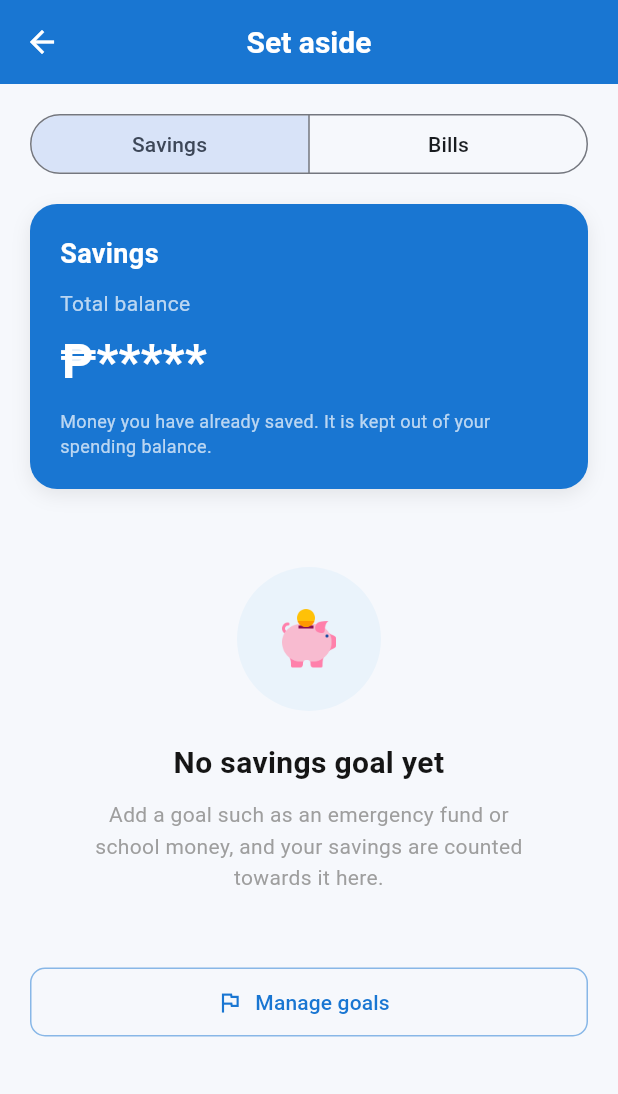
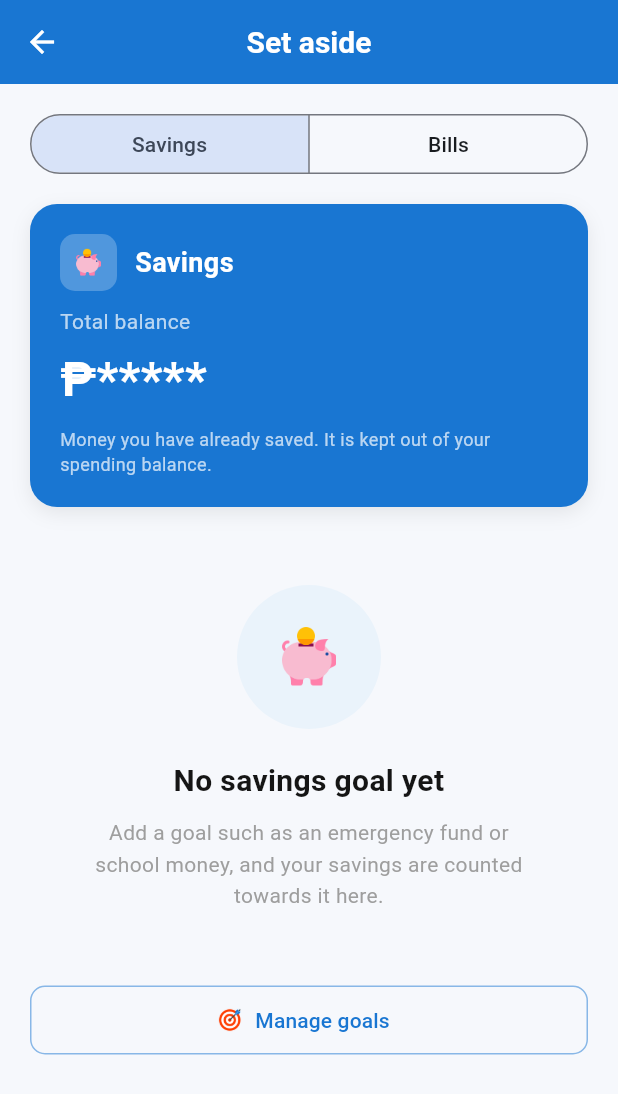
Before and after one commit to AdrianeHagwcw/FinAssist, a Flutter app: the HomeScreen screen opened directly, after a tap on the "visibility" icon, after a tap on "Savings Total Balance", on a phone screen of 412 x 824 dp. Shown: the top 1094 px of the screen. Run offline on Flutter 3.47's test engine with Material 3 defaults, Android fonts, the phone set to English and light mode, and no system bars; our stand-ins replace cloud_firestore, connectivity_plus, firebase_auth, firebase_core, fl_chart, flutter_local_notifications and 6 more; missing offline and left inert: flutter_file_dialog, google_mlkit_text_recognition; accounts and stored records are empty.

Commit message:
Add a Bills tab, and keep savings out of what can be spent
The bottom bar gains a Bills tab beside Wallet, since bills are the part of the app with deadlines. The Bill Planner shows the same back-to-Home arrow as the other tabs, and Home's Bill Planner shortcut switches to it instead of pushing a second copy.

A wallet picker now offers spending money only. The bills wallet is offered where spending it is the point, when paying a bill and when choosing where a bill is usually paid from, and a transfer still reaches every wallet, since moving money there is deliberate. Savings can no longer be picked to pay for anything.

Changing one occurrence no longer tears its text field away while the dialog is still closing, which threw a framework assertion. Its menu entries say what they do: Change this date's amount, and Edit the bill and next dates. The bill form asks Does this repeat? A long menu entry wraps instead of overflowing on a narrow screen. Icons across the new screens match the ones already in use.

```diff
--- a/lib/screens/bill_calendar_screen.dart
+++ b/lib/screens/bill_calendar_screen.dart
@@ -3,6 +3,7 @@ import 'package:flutter/material.dart';
 import '../models/bill.dart';
 import '../services/bill_service.dart';
 import '../theme/app_colors.dart';
+import '../widgets/back_to_home.dart';
 import '../theme/app_theme.dart';
 import '../utils/date_format.dart';
 import 'bill_detail_screen.dart';
@@ -125,6 +126,9 @@ class _BillCalendarScreenState extends State<BillCalendarScreen> {
         backgroundColor: appPrimaryBlue,
         foregroundColor: Colors.white,
         elevation: 0,
+        // As a tab it goes back to Home; opened from Home's Quick Actions it
+        // keeps the usual back arrow.
+        leading: backToHomeButton(context),
         actions: [
           IconButton(
             tooltip: _showAsList ? 'Show calendar' : 'Show list',
--- a/lib/screens/home_screen.dart
+++ b/lib/screens/home_screen.dart
@@ -40,6 +40,7 @@ class HomeScreen extends StatefulWidget {
   const HomeScreen({
     this.onOpenTransactions,
     this.onOpenWallets,
+    this.onOpenBills,
     this.onOpenSavings,
     this.onOpenDebts,
     this.userName,
@@ -57,6 +58,9 @@ class HomeScreen extends StatefulWidget {
   final VoidCallback? onOpenWallets;
 
   /// Switch the app to the Goals tab, on savings or on debts.
+  /// Opens the Bill Planner. The shell switches to its tab; on its own the
+  /// screen is pushed instead.
+  final VoidCallback? onOpenBills;
   final VoidCallback? onOpenSavings;
   final VoidCallback? onOpenDebts;
 
@@ -290,7 +294,7 @@ class _HomeScreenState extends State<HomeScreen> {
             tile(
               'assets/icons/icons8-calendar-96.png',
               'Bill Planner',
-              () => _push(const BillCalendarScreen()),
+              widget.onOpenBills ?? () => _push(const BillCalendarScreen()),
             ),
             const SizedBox(width: 12),
             tile(
--- a/lib/screens/set_aside_screen.dart
+++ b/lib/screens/set_aside_screen.dart
@@ -12,6 +12,7 @@ import '../theme/app_theme.dart';
 import '../utils/date_format.dart';
 import '../utils/money_format.dart';
 import '../widgets/bill_payment_sheet.dart';
+import '../widgets/category_icon.dart';
 import '../widgets/empty_state_view.dart';
 import '../widgets/money_text.dart';
 import 'goals_screen.dart';
@@ -156,6 +157,7 @@ class _SetAsideScreenState extends State<SetAsideScreen> {
       _TotalCard(
         title: 'Savings',
         total: total,
+        iconAsset: 'assets/icons/icons8-money-box-96.png',
         note: 'Money you have already saved. It is kept out of your spending '
             'balance.',
       ),
@@ -238,6 +240,7 @@ class _SetAsideScreenState extends State<SetAsideScreen> {
       _TotalCard(
         title: 'Bills',
         total: total,
+        iconAsset: 'assets/icons/icons8-receipt-96.png',
         note: 'Money waiting for your bills. Paying a bill takes it from here '
             'first.',
       ),
@@ -275,11 +278,15 @@ class _TotalCard extends StatelessWidget {
     required this.title,
     required this.total,
     required this.note,
+    required this.iconAsset,
   });
 
   final String title;
   final double total;
   final String note;
+
+  /// The same icon this money carries on Home, so the two read as one thing.
+  final String iconAsset;
 
   @override
   Widget build(BuildContext context) {
@@ -300,6 +307,19 @@ class _TotalCard extends StatelessWidget {
       child: Column(
         crossAxisAlignment: CrossAxisAlignment.start,
         children: [
+          Row(
+            children: [
+              Container(
+                width: 38,
+                height: 38,
+                decoration: BoxDecoration(
+                  color: Colors.white24,
+                  borderRadius: BorderRadius.circular(10),
+                ),
+                padding: const EdgeInsets.all(8),
+                child: Image.asset(iconAsset),
+              ),
+              const SizedBox(width: 12),
               Text(
                 title,
                 style: const TextStyle(
@@ -307,6 +327,8 @@ class _TotalCard extends StatelessWidget {
                   fontSize: 18,
                   fontWeight: FontWeight.bold,
                 ),
+              ),
+            ],
           ),
           const SizedBox(height: 10),
           const Text(
@@ -345,7 +367,11 @@ class _ManageGoalsButton extends StatelessWidget {
       width: double.infinity,
       child: OutlinedButton.icon(
         onPressed: onPressed,
-        icon: const Icon(Icons.flag_outlined, size: 18),
+        icon: Image.asset(
+          'assets/icons/icons8-goal-96.png',
+          width: 18,
+          height: 18,
+        ),
         label: const Text('Manage goals'),
         style: openOutlineStyle(context),
       ),
@@ -393,6 +419,8 @@ class _GoalRow extends StatelessWidget {
         children: [
           Row(
             children: [
+              Icon(goal.kind.icon, size: 20, color: appPrimaryBlue),
+              const SizedBox(width: 10),
               Expanded(
                 child: Text(
                   goal.name,
@@ -457,6 +485,17 @@ class _BillRow extends StatelessWidget {
       ),
       child: Row(
         children: [
+          Container(
+            width: 40,
+            height: 40,
+            alignment: Alignment.center,
+            decoration: BoxDecoration(
+              color: colors.primaryTint,
+              borderRadius: BorderRadius.circular(10),
+            ),
+            child: CategoryIcon(bill.category, size: 22),
+          ),
+          const SizedBox(width: 12),
           Expanded(
             child: Column(
               crossAxisAlignment: CrossAxisAlignment.start,
--- a/lib/widgets/bill_form_sheet.dart
+++ b/lib/widgets/bill_form_sheet.dart
@@ -270,7 +270,7 @@ class _BillFormSheetState extends State<BillFormSheet> {
                 DropdownButtonFormField<BillRecurrence>(
                   initialValue: _recurrence,
                   isExpanded: true,
-                  decoration: dialogFieldDecoration(context, 'Repeats'),
+                  decoration: dialogFieldDecoration(context, 'Does this repeat?'),
                   items: [
                     for (final recurrence in BillRecurrence.values)
                       DropdownMenuItem(
@@ -301,6 +301,10 @@ class _BillFormSheetState extends State<BillFormSheet> {
                           wallets: wallets,
                           selectedId: _walletId,
                           label: 'Usually paid from (optional)',
+                          allowed: const {
+                            WalletPurpose.spending,
+                            WalletPurpose.bills,
+                          },
                           onChanged: (value) =>
                               setState(() => _walletId = value),
                         ),
--- a/lib/widgets/bill_payment_sheet.dart
+++ b/lib/widgets/bill_payment_sheet.dart
@@ -210,6 +210,12 @@ class _BillPaymentSheetState extends State<BillPaymentSheet> {
                         wallets: wallets,
                         selectedId: walletId,
                         label: 'Paid from',
+                        // The bills wallet is exactly what this is for; the
+                        // savings wallet is not offered.
+                        allowed: const {
+                          WalletPurpose.spending,
+                          WalletPurpose.bills,
+                        },
                         onChanged: (value) => setState(() => _walletId = value),
                       ),
                       const SizedBox(height: 20),
--- a/lib/widgets/transfer_sheet.dart
+++ b/lib/widgets/transfer_sheet.dart
@@ -140,6 +140,9 @@ class _TransferSheetState extends State<TransferSheet> {
                         wallets: wallets,
                         selectedId: from,
                         label: 'From',
+                        // Moving money on purpose is the one place every
+                        // wallet may be picked, in either direction.
+                        allowed: WalletPurpose.values.toSet(),
                         onChanged: (value) => setState(() {
                           _fromId = value;
                           if (_toId == value) _toId = null;
@@ -151,6 +154,7 @@ class _TransferSheetState extends State<TransferSheet> {
                         selectedId: _toId,
                         label: 'To',
                         excludeId: from,
+                        allowed: WalletPurpose.values.toSet(),
                         onChanged: (value) => setState(() => _toId = value),
                       ),
                       const SizedBox(height: 16),
```
Also changed, not shown: lib/screens/bill_detail_screen.dart (+85 -55 lines), lib/screens/main_shell.dart (+11 -1 lines), lib/theme/app_buttons.dart (+8 -1 lines), lib/widgets/export_transactions_tile.dart (+4 -6 lines), lib/widgets/wallet_picker.dart (+12 -1 lines), 1 other file. Lines whose indentation alone changed are shown as unchanged.
